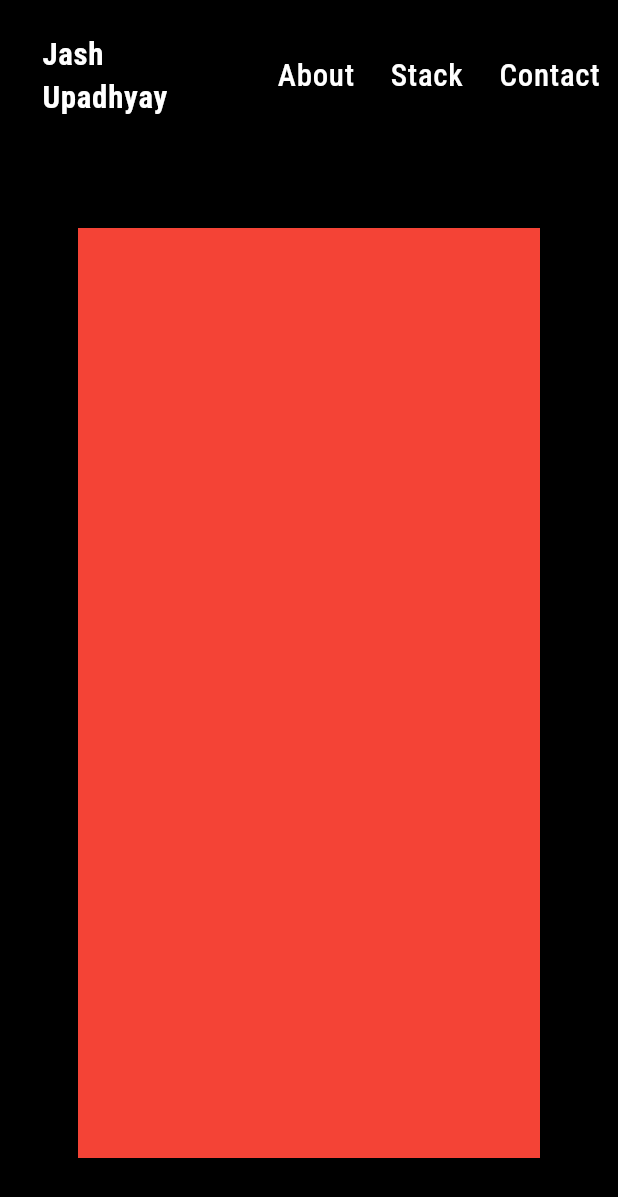
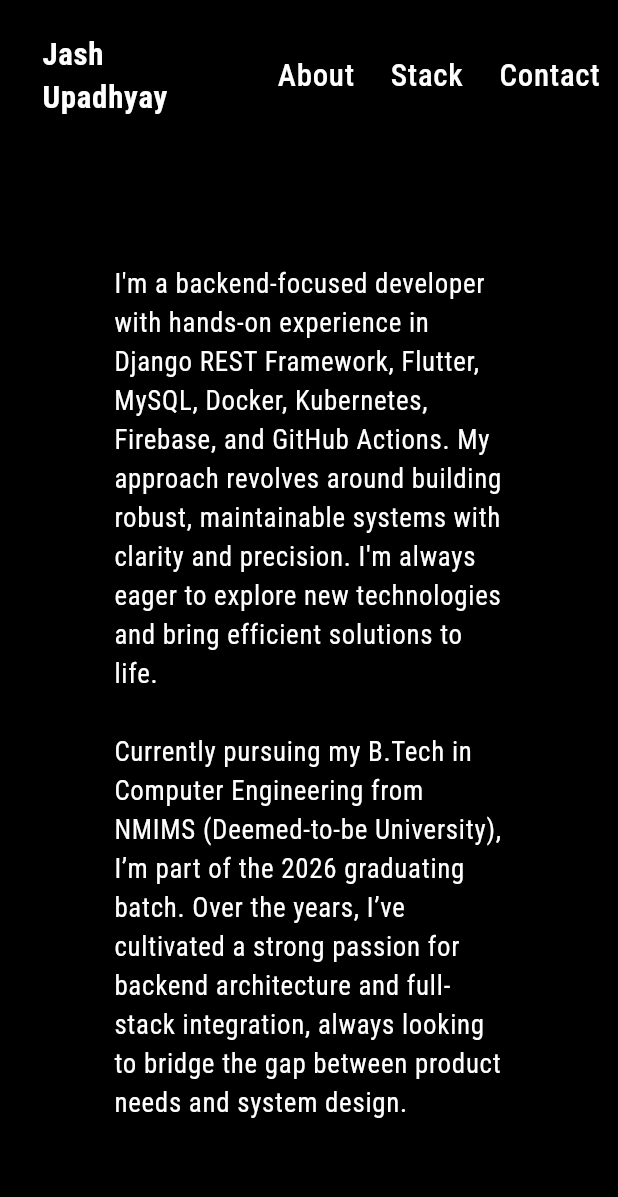
Before and after one commit to bitsbuild/flutter-resume, a Flutter app: the screen it shows after launch, after a tap on "About", on a phone screen of 412 x 824 dp. Shown: the top 1197 px of the screen. Run offline on Flutter 3.47's test engine with Material 3 defaults, Android fonts, the phone set to English and light mode, and no system bars; our stand-ins replace google_fonts.

Commit message:
ABOUT PAGE COMPLETED

```diff
--- a/resume/lib/pages/page_about.dart
+++ b/resume/lib/pages/page_about.dart
@@ -1,4 +1,6 @@
+import 'package:flutter/foundation.dart';
 import 'package:flutter/material.dart';
+import 'package:google_fonts/google_fonts.dart';
 
 class PageAbout extends StatefulWidget {
   const PageAbout({super.key});
@@ -10,6 +12,37 @@ class PageAbout extends StatefulWidget {
 class _PageAboutState extends State<PageAbout> {
   @override
   Widget build(BuildContext context) {
-    return Container(color: Colors.red);
+    double screenWidth = MediaQuery.of(context).size.width;
+    late double textSize;
+    if (kIsWeb && screenWidth > 800) {
+      textSize = screenWidth / 55;
+    } else {
+      textSize = screenWidth / 23;
+    }
+    return Scaffold(
+      backgroundColor: Colors.black,
+      body: Padding(
+        padding: const EdgeInsets.all(24.0),
+        child: Center(
+          child: Text(
+            '''
+I'm a backend-focused developer with hands-on experience in Django REST Framework, Flutter, MySQL, Docker, Kubernetes, Firebase, and GitHub Actions. My approach revolves around building robust, maintainable systems with clarity and precision. I'm always eager to explore new technologies and bring efficient solutions to life.
+
+Currently pursuing my B.Tech in Computer Engineering from NMIMS (Deemed-to-be University), I’m part of the 2026 graduating batch. Over the years, I’ve cultivated a strong passion for backend architecture and full-stack integration, always looking to bridge the gap between product needs and system design.
+
+Beyond code, I’m deeply passionate about cricket, public speaking, and participating in Model United Nations. I enjoy stepping into new environments, engaging with diverse perspectives, and learning through rich experiences. Meeting people from different walks of life is something I genuinely value—it fuels both my curiosity and creativity.
+            ''',
+            style: GoogleFonts.robotoCondensed(
+              textStyle: TextStyle(
+                color: Colors.white,
+                letterSpacing: .5,
+                fontSize: textSize,
+              ),
+            ),
+            textAlign: TextAlign.left,
+          ),
+        ),
+      ),
+    );
   }
 }
```
